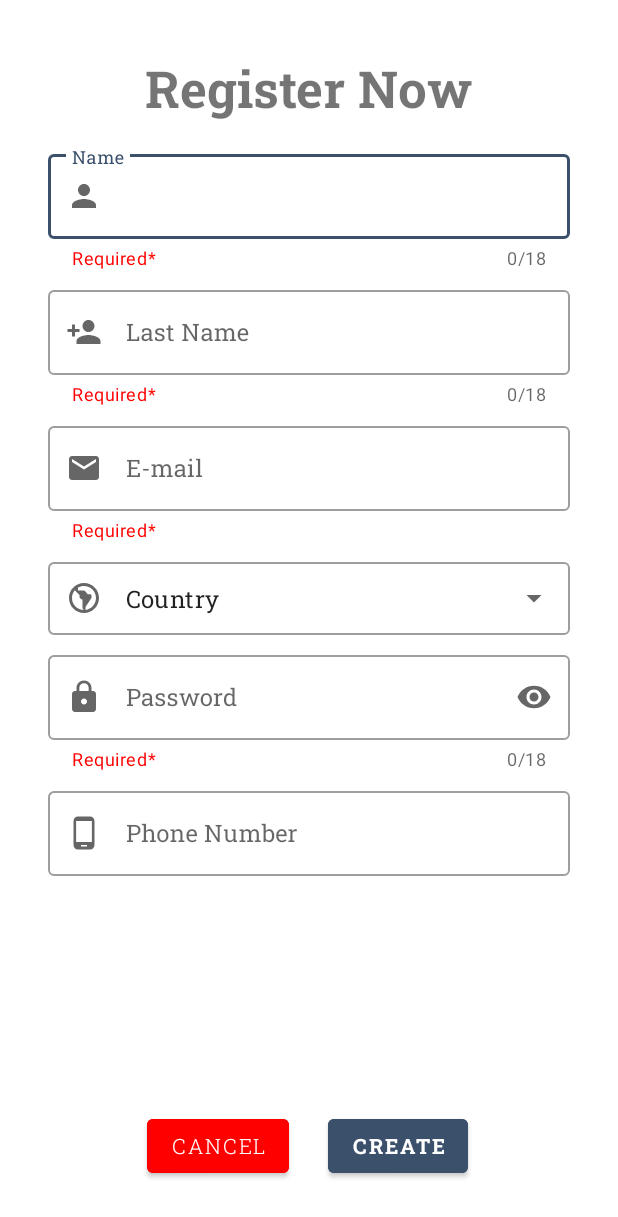
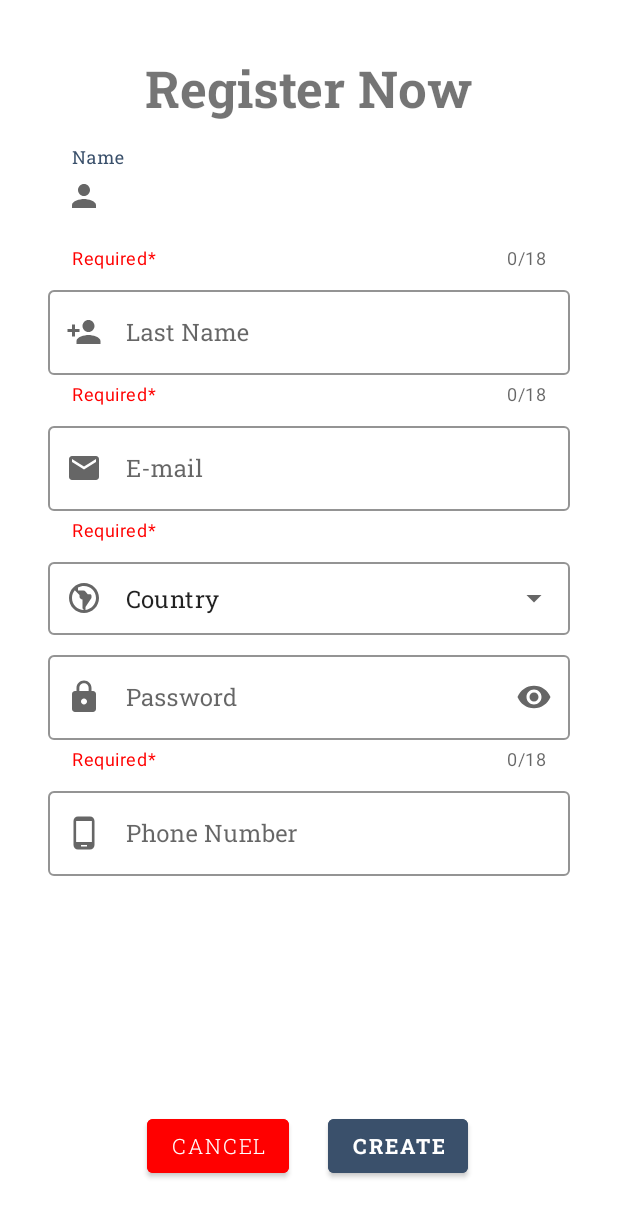
Before and after one commit to Sohail1011/Admin-Android, an Android app: the RegisterActivity screen opened directly, with no data from a screen before it, on a phone screen of 412 x 824 dp. Shown: the top 1217 px of the screen. Run offline under Robolectric (Android 15) with nearby library versions, the phone set to English and light mode, and no system bars.

Commit message:
other more chages

```diff
--- a/app/src/main/res/layout/activity_register.xml
+++ b/app/src/main/res/layout/activity_register.xml
@@ -28,7 +28,9 @@
         android:layout_marginStart="32dp"
         android:layout_marginTop="16dp"
         android:layout_marginEnd="32dp"
+        android:focusable="true"
         android:hint="@string/name"
+        app:boxStrokeColor="@color/white"
         app:counterEnabled="true"
         app:counterMaxLength="18"
         app:endIconMode="clear_text"
@@ -37,6 +39,7 @@
         app:layout_constraintEnd_toEndOf="parent"
         app:layout_constraintStart_toStartOf="parent"
         app:layout_constraintTop_toBottomOf="@+id/txvRegister"
+        app:placeholderTextColor="@color/white"
         app:startIconDrawable="@drawable/ic_person">
 
         <com.google.android.material.textfield.TextInputEditText
@@ -58,6 +61,7 @@
         android:layout_marginTop="8dp"
         android:layout_marginEnd="32dp"
         android:hint="@string/last_name"
+        app:boxStrokeColor="@color/white"
         app:counterEnabled="true"
         app:counterMaxLength="18"
         app:endIconMode="clear_text"
@@ -88,6 +92,7 @@
         android:layout_marginTop="8dp"
         android:layout_marginEnd="32dp"
         android:hint="@string/e_mail"
+        app:boxStrokeColor="@color/white"
         app:counterEnabled="false"
         app:endIconMode="clear_text"
         app:helperText="@string/required"
@@ -114,6 +119,7 @@
         android:layout_marginStart="32dp"
         android:layout_marginTop="8dp"
         android:layout_marginEnd="32dp"
+        app:boxStrokeColor="@color/white"
         app:layout_constraintEnd_toEndOf="parent"
         app:layout_constraintStart_toStartOf="parent"
         app:layout_constraintTop_toBottomOf="@+id/inpEmail"
@@ -139,6 +145,7 @@
         android:layout_marginTop="8dp"
         android:layout_marginEnd="32dp"
         android:hint="@string/password"
+        app:boxStrokeColor="@color/white"
         app:counterEnabled="true"
         app:counterMaxLength="18"
         app:endIconMode="password_toggle"
@@ -167,6 +174,7 @@
         android:layout_marginTop="8dp"
         android:layout_marginEnd="32dp"
         android:hint="@string/phone_number"
+        app:boxStrokeColor="@color/white"
         app:endIconMode="clear_text"
         app:layout_constraintEnd_toEndOf="parent"
         app:layout_constraintStart_toStartOf="parent"
--- a/app/src/main/res/values-night/themes.xml
+++ b/app/src/main/res/values-night/themes.xml
@@ -2,9 +2,9 @@
     <!-- Base application theme. -->
     <style name="Theme.Admin" parent="Theme.MaterialComponents.DayNight.NoActionBar">
         <!-- Primary brand color. -->
-        <item name="colorPrimary">@color/primary</item>
+        <item name="colorPrimary">@color/five</item>
         <item name="colorPrimaryVariant">@color/primary</item>
-        <item name="colorOnPrimary">@color/black</item>
+        <item name="colorOnPrimary">@color/six</item>
         <!-- Secondary brand color. -->
         <item name="colorSecondary">@color/secondary</item>
         <item name="colorSecondaryVariant">@color/secondary</item>
--- a/app/src/main/res/values/colors.xml
+++ b/app/src/main/res/values/colors.xml
@@ -5,6 +5,7 @@
     <color name="third">#3a506b</color>
     <color name="four">#5bc0be</color>
     <color name="five">#6fffe9</color>
+    <color name="six">#6b9080</color>
     <color name="red">#FF0000</color>
     <color name="black">#FF000000</color>
     <color name="white">#FFFFFFFF</color>
--- a/build.gradle
+++ b/build.gradle
@@ -1,5 +1,5 @@
 // Top-level build file where you can add configuration options common to all sub-projects/modules.
 plugins {
-    id 'com.android.application' version '7.3.1' apply false
-    id 'com.android.library' version '7.3.1' apply false
+    id 'com.android.application' version '7.4.1' apply false
+    id 'com.android.library' version '7.4.1' apply false
 }
```
Also changed, not shown: gradle/wrapper/gradle-wrapper.properties.
